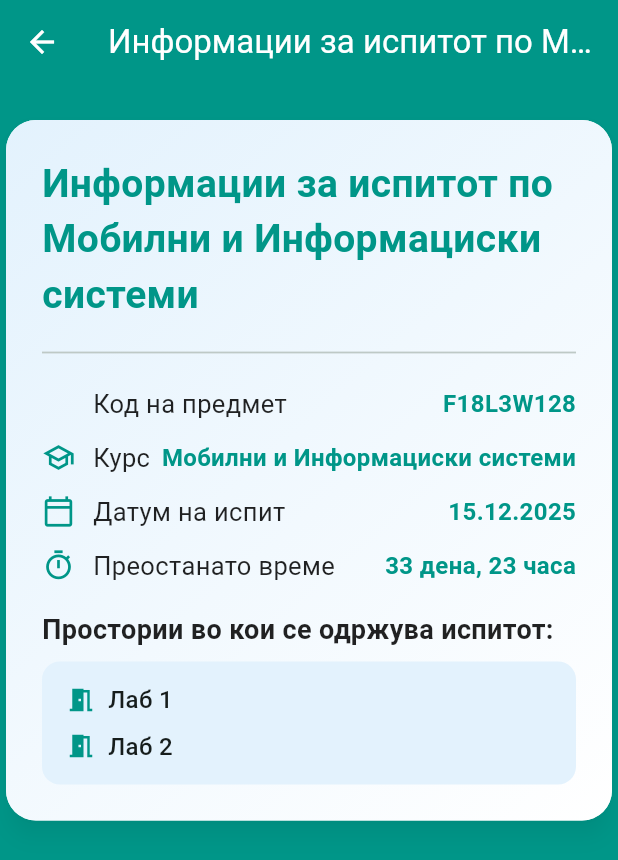
After one commit to milakirovski/ExamSchedulerApp, a Flutter app: the DetailsPage screen opened directly with sample values from the repository, on a phone screen of 412 x 824 dp. The commit adds this screen. Shown: the top 860 px of the screen. Run offline on Flutter 3.47's test engine with Material 3 defaults, Android fonts, the phone set to English and light mode, and no system bars.

Commit message:
feat(exam details): added detail page for an exam
- Display info in more details and visually pleasing way on the Details Page.
- calculate the remaining time to the exam day !

```diff
--- a/lib/main.dart
+++ b/lib/main.dart
@@ -1,4 +1,5 @@
-import 'package:exam_scheduler_app/pages/home_page.dart';
+import 'package:exam_scheduler_app/screens/details.dart';
+import 'package:exam_scheduler_app/screens/home_page.dart';
 import 'package:flutter/material.dart';
 
 void main() {
@@ -20,6 +21,7 @@ class MyApp extends StatelessWidget {
       initialRoute: "/",
       routes: {
         "/": (context) => const HomePage(title: 'Pаспоред за испити - 223182'),
+        "/details": (context) => const DetailsPage(),
       },
     );
   }
--- /dev/null
+++ b/lib/screens/details.dart
@@ -0,0 +1,31 @@
+import 'package:exam_scheduler_app/widgets/details_data.dart';
+import 'package:flutter/material.dart';
+import '../models/exam_model.dart';
+
+class DetailsPage extends StatelessWidget {
+  const DetailsPage({super.key});
+
+  @override
+  Widget build(BuildContext context) {
+
+    final exam = ModalRoute.of(context)!.settings.arguments as Exam;
+
+    return Scaffold(
+      backgroundColor: Colors.teal,
+      appBar: AppBar(
+        title: Text("Информации за испитот по ${exam.course}"),
+        centerTitle: true,
+        backgroundColor: Colors.teal,
+        foregroundColor: Colors.white,
+      ),
+      body: SingleChildScrollView(
+        child: Column(
+          children: [
+            const SizedBox(height: 20,),
+            DetailData(id: exam.id, course: exam.course, date: exam.date, rooms: exam.rooms)
+          ],
+        ),
+      ),
+    );
+  }
+}
--- /dev/null
+++ b/lib/widgets/details_data.dart
@@ -0,0 +1,143 @@
+import 'package:flutter/material.dart';
+
+class DetailData extends StatelessWidget {
+  final String id;
+  final String course;
+  final DateTime date;
+  final List<String> rooms;
+
+  const DetailData({
+    super.key,
+    required this.id,
+    required this.course,
+    required this.date,
+    required this.rooms,
+  });
+
+  @override
+  Widget build(BuildContext context) {
+    final formattedDate = "${date.day.toString().padLeft(2, '0')}.${date.month.toString().padLeft(2, '0')}.${date.year}";
+
+    final now = DateTime.now();
+    final difference = date.difference(now);
+    final days = difference.inDays;
+    final hours = difference.inHours % 24;
+
+    final remainingTime = difference.isNegative
+        ? "Испитот веќе помина"
+        : "$days дена, $hours часа";
+
+    return Center(
+      child: Card(
+        elevation: 6,
+        shadowColor: Colors.black26,
+        shape: RoundedRectangleBorder(
+          borderRadius: BorderRadius.circular(20),
+        ),
+        child: Container(
+          width: double.infinity,
+          padding: const EdgeInsets.all(24),
+          decoration: BoxDecoration(
+            borderRadius: BorderRadius.circular(20),
+            gradient: LinearGradient(
+              colors: [Colors.blue.shade50, Colors.white],
+              begin: Alignment.topLeft,
+              end: Alignment.bottomRight,
+            ),
+          ),
+          child: Column(
+            crossAxisAlignment: CrossAxisAlignment.start,
+            children: [
+              Text("Информации за испитот по $course",
+                style: TextStyle(
+                  fontSize: 26,
+                  fontWeight: FontWeight.bold,
+                  color: Colors.teal,
+                ),
+              ),
+              const SizedBox(height: 12),
+              const Divider(thickness: 1.2),
+              const SizedBox(height: 8),
+
+              _infoTile(null,'Код на предмет', id),
+              _infoTile(Icons.school_outlined, 'Курс', course),
+              _infoTile(Icons.calendar_today_outlined, 'Датум на испит', formattedDate),
+              _infoTile(Icons.timer_outlined, 'Преостанато време', remainingTime),
+              const SizedBox(height: 12),
+
+              const Text(
+                'Простории во кои се одржува испитот:',
+                style: TextStyle(
+                  fontSize: 18,
+                  fontWeight: FontWeight.w600,
+                  color: Colors.black87,
+                ),
+              ),
+              const SizedBox(height: 8),
+
+              Container(
+                padding: const EdgeInsets.symmetric(horizontal: 16, vertical: 10),
+                decoration: BoxDecoration(
+                  color: Colors.blue.shade50,
+                  borderRadius: BorderRadius.circular(12),
+                ),
+                child: Column(
+                  crossAxisAlignment: CrossAxisAlignment.start,
+                  children: rooms
+                      .map(
+                        (room) => Padding(
+                      padding: const EdgeInsets.symmetric(vertical: 4),
+                      child: Row(
+                        children: [
+                          const Icon(Icons.meeting_room, size: 20, color: Colors.teal),
+                          const SizedBox(width: 8),
+                          Text(
+                            room,
+                            style: const TextStyle(fontSize: 16, fontWeight: FontWeight.w500),
+                          ),
+                        ],
+                      ),
+                    ),
+                  )
+                      .toList(),
+                ),
+              ),
+            ],
+          ),
+        ),
+      ),
+    );
+  }
+
+  Widget _infoTile(IconData? icon, String label, String value) {
+
+    final textColor = (label == 'Преостанато време' &&
+        value == 'Испитот веќе помина')
+        ? Colors.red
+        : Colors.teal;
+
+    return Padding(
+      padding: const EdgeInsets.symmetric(vertical: 6),
+      child: Row(
+        children: [
+          Icon(icon, color: Colors.teal, size: 22),
+          const SizedBox(width: 12),
+          Expanded(
+            child: Text(
+              label,
+              style: const TextStyle(fontSize: 17, color: Colors.black87),
+            ),
+          ),
+          Text(
+            value,
+            style: TextStyle(
+              fontSize: 16,
+              fontWeight: FontWeight.bold,
+              color: textColor,
+            ),
+          ),
+        ],
+      ),
+    );
+  }
+}
--- a/lib/widgets/exam_card.dart
+++ b/lib/widgets/exam_card.dart
@@ -29,10 +29,9 @@ class ExamCard extends StatelessWidget {
         : Theme.of(context).colorScheme.onSurface;
 
     return GestureDetector(
-      // onTap: () {
-      //   Navigator.pushNamed(
-      //       context, "/details");
-      // },
+      onTap: () {
+        Navigator.pushNamed(context, "/details", arguments: exam);
+      },
       child: Card(
         color: cardBackgroundColor,
         shape: RoundedRectangleBorder(
@@ -64,7 +63,7 @@ class ExamCard extends StatelessWidget {
                   // Expanded ensures text wraps nicely if it's too long
                   Expanded(
                     child: Text(
-                      "Датум на полагање: ${exam.date.day.toString()}.${exam.date.month.toString()}.${exam.date.year.toString()}",
+                      "Датум на полагање: ${exam.date.day.toString().padLeft(2, '0')}.${exam.date.month.toString().padLeft(2, '0')}.${exam.date.year} ",
                       style: Theme.of(
                         context,
                       ).textTheme.bodyMedium?.copyWith(color: textColor),
```
Also changed, not shown: lib/screens/home_page.dart (renamed from lib/pages/home_page.dart).
